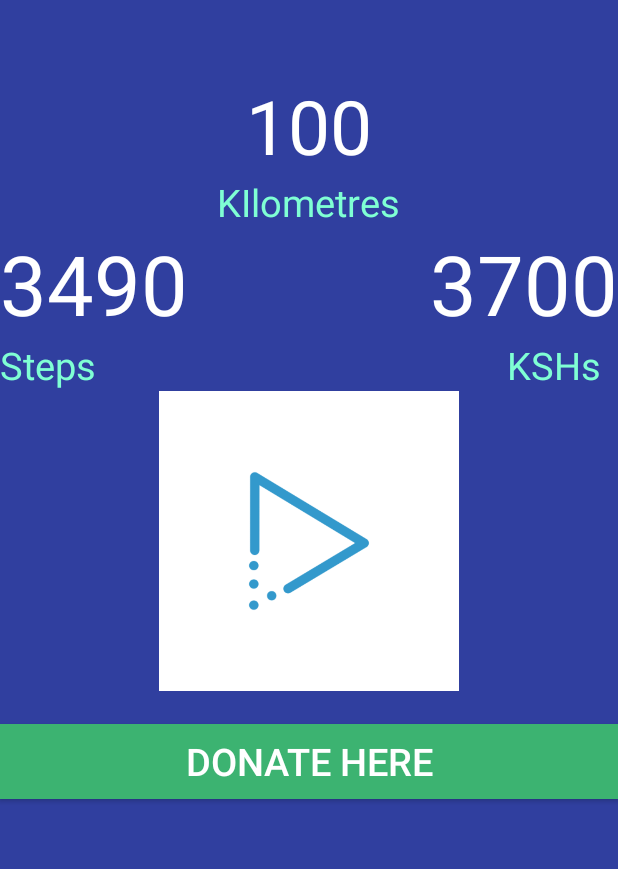
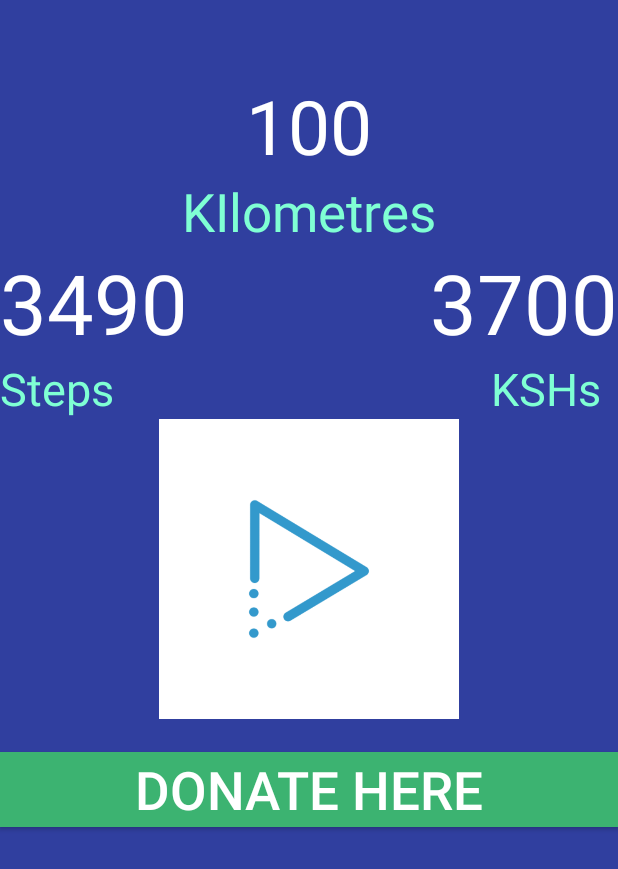
Before and after one commit to 0n1s/stepsforcharity, an Android app: the layout content_main.xml on its own in the app's theme, with its tools: preview values and no code run, on a phone screen of 412 x 824 dp. Shown: the top 869 px of the screen. Run offline under Robolectric (Android 15) with nearby library versions, the phone set to English and light mode, and no system bars.

```diff
--- a/app/src/main/res/layout/content_main.xml
+++ b/app/src/main/res/layout/content_main.xml
@@ -18,7 +18,7 @@
 
     <TextView
         android:text="KIlometres"
-        android:textSize="25dp"
+        android:textSize="35dp"
         android:textColor="@color/Aquamarine"
         android:layout_width="wrap_content"
         android:layout_height="wrap_content"
@@ -54,7 +54,7 @@
         android:textColor="@color/Aquamarine"
         android:layout_width="wrap_content"
         android:layout_height="wrap_content"
-        android:textSize="25dp"
+        android:textSize="30dp"
         android:layout_below="@+id/textView7"
         android:layout_alignParentLeft="true"
         android:layout_alignParentStart="true"
@@ -62,7 +62,7 @@
 
     <TextView
         android:text="KSHs"
-        android:textSize="25dp"
+        android:textSize="30dp"
         android:textColor="@color/Aquamarine"
         android:layout_width="wrap_content"
         android:layout_height="wrap_content"
@@ -87,7 +87,7 @@
         android:text="donate here"
         android:textColor="@color/White"
         android:background="@color/MediumSeaGreen"
-        android:textSize="25sp"
+        android:textSize="35sp"
         android:layout_width="fill_parent"
         android:layout_height="50dp"
         android:layout_marginTop="22dp"
--- a/app/src/main/res/layout/nav_header_main.xml
+++ b/app/src/main/res/layout/nav_header_main.xml
@@ -3,7 +3,7 @@
     xmlns:app="http://schemas.android.com/apk/res-auto"
     android:layout_width="match_parent"
     android:layout_height="@dimen/nav_header_height"
-    android:background="@drawable/side_nav_bar"
+    android:background="@color/colorPrimary"
     android:gravity="bottom"
     android:orientation="vertical"
     android:paddingBottom="@dimen/activity_vertical_margin"
```
Also changed, not shown: app/src/main/AndroidManifest.xml (+4 -4 lines).
